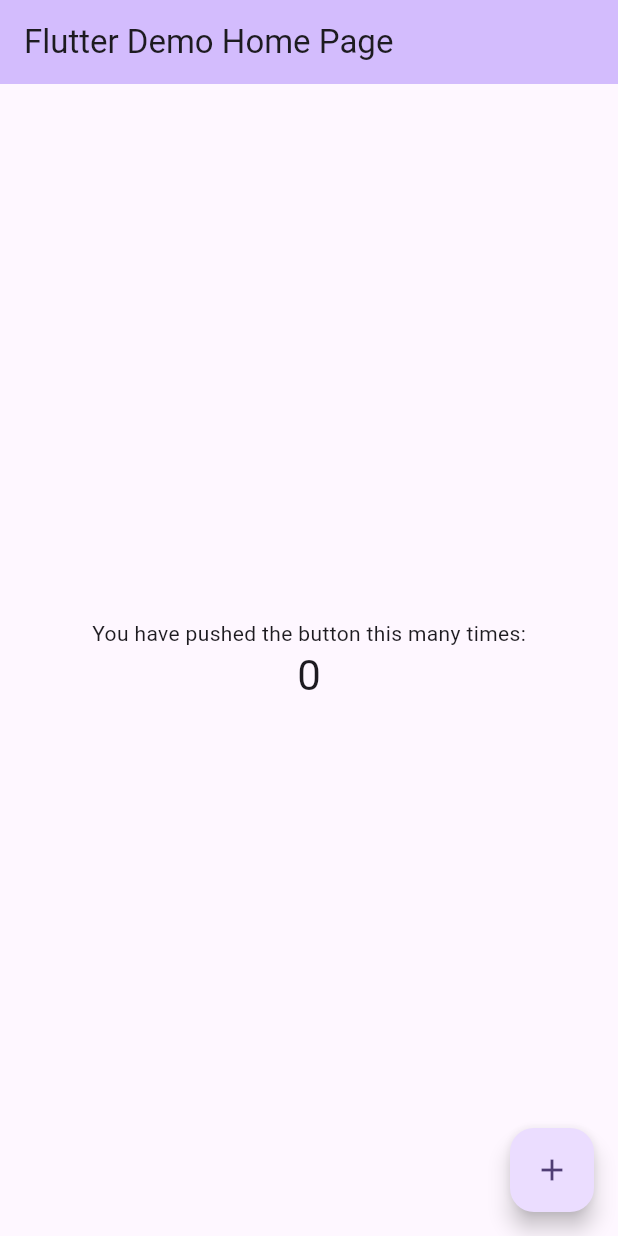
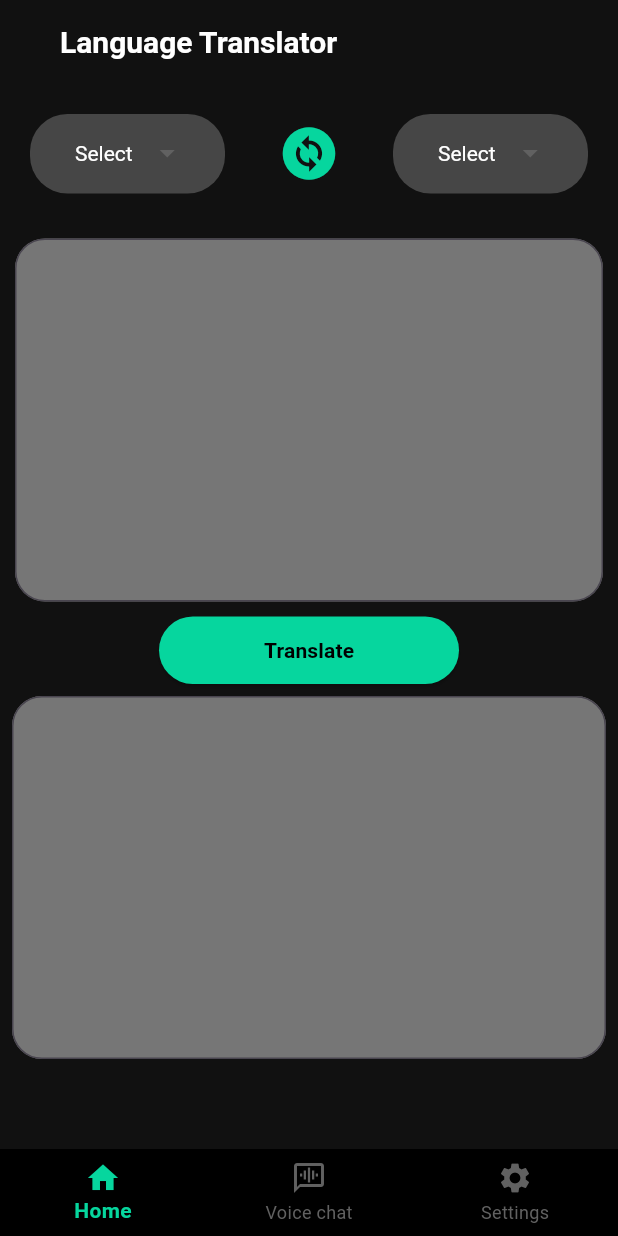
Before and after one commit to Yuvraj-Lolage/flutter_language_translator, a Flutter app: the screen it shows after launch, on a phone screen of 412 x 824 dp. Run offline on Flutter 3.47's test engine with Material 3 defaults, Android fonts, the phone set to English and light mode, and no system bars; missing offline and left inert: language_code, translator.

Commit message:
text translation functionality

```diff
--- a/analysis_options.yaml
+++ b/analysis_options.yaml
@@ -7,6 +7,9 @@
 
 # The following line activates a set of recommended lints for Flutter apps,
 # packages, and plugins designed to encourage good coding practices.
+analyzer:
+  errors:
+    prefer_const_constructors: ignore ignore
 include: package:flutter_lints/flutter.yaml
 
 linter:
--- a/lib/main.dart
+++ b/lib/main.dart
@@ -1,125 +1,14 @@
+// ignore_for_file: prefer_const_constructors, prefer_const_literals_to_create_immutables
 import 'package:flutter/material.dart';
+import 'package:flutter_language_translator/pages/home.dart';
+import 'package:flutter_language_translator/themes/theme.dart';
 
 void main() {
-  runApp(const MyApp());
+  runApp(MaterialApp(
+    theme: darkTheme,
+    initialRoute: '/home',
+    routes: {
+      '/home': (contex) => Home(),
+    },
+  ));
 }
-
-class MyApp extends StatelessWidget {
-  const MyApp({super.key});
-
-  // This widget is the root of your application.
-  @override
-  Widget build(BuildContext context) {
-    return MaterialApp(
-      title: 'Flutter Demo',
-      theme: ThemeData(
-        // This is the theme of your application.
-        //
-        // TRY THIS: Try running your application with "flutter run". You'll see
-        // the application has a purple toolbar. Then, without quitting the app,
-        // try changing the seedColor in the colorScheme below to Colors.green
-        // and then invoke "hot reload" (save your changes or press the "hot
-        // reload" button in a Flutter-supported IDE, or press "r" if you used
-        // the command line to start the app).
-        //
-        // Notice that the counter didn't reset back to zero; the application
-        // state is not lost during the reload. To reset the state, use hot
-        // restart instead.
-        //
-        // This works for code too, not just values: Most code changes can be
-        // tested with just a hot reload.
-        colorScheme: ColorScheme.fromSeed(seedColor: Colors.deepPurple),
-        useMaterial3: true,
-      ),
-      home: const MyHomePage(title: 'Flutter Demo Home Page'),
-    );
-  }
-}
-
-class MyHomePage extends StatefulWidget {
-  const MyHomePage({super.key, required this.title});
-
-  // This widget is the home page of your application. It is stateful, meaning
-  // that it has a State object (defined below) that contains fields that affect
-  // how it looks.
-
-  // This class is the configuration for the state. It holds the values (in this
-  // case the title) provided by the parent (in this case the App widget) and
-  // used by the build method of the State. Fields in a Widget subclass are
-  // always marked "final".
-
-  final String title;
-
-  @override
-  State<MyHomePage> createState() => _MyHomePageState();
-}
-
-class _MyHomePageState extends State<MyHomePage> {
-  int _counter = 0;
-
-  void _incrementCounter() {
-    setState(() {
-      // This call to setState tells the Flutter framework that something has
-      // changed in this State, which causes it to rerun the build method below
-      // so that the display can reflect the updated values. If we changed
-      // _counter without calling setState(), then the build method would not be
-      // called again, and so nothing would appear to happen.
-      _counter++;
-    });
-  }
-
-  @override
-  Widget build(BuildContext context) {
-    // This method is rerun every time setState is called, for instance as done
-    // by the _incrementCounter method above.
-    //
-    // The Flutter framework has been optimized to make rerunning build methods
-    // fast, so that you can just rebuild anything that needs updating rather
-    // than having to individually change instances of widgets.
-    return Scaffold(
-      appBar: AppBar(
-        // TRY THIS: Try changing the color here to a specific color (to
-        // Colors.amber, perhaps?) and trigger a hot reload to see the AppBar
-        // change color while the other colors stay the same.
-        backgroundColor: Theme.of(context).colorScheme.inversePrimary,
-        // Here we take the value from the MyHomePage object that was created by
-        // the App.build method, and use it to set our appbar title.
-        title: Text(widget.title),
-      ),
-      body: Center(
-        // Center is a layout widget. It takes a single child and positions it
-        // in the middle of the parent.
-        child: Column(
-          // Column is also a layout widget. It takes a list of children and
-          // arranges them vertically. By default, it sizes itself to fit its
-          // children horizontally, and tries to be as tall as its parent.
-          //
-          // Column has various properties to control how it sizes itself and
-          // how it positions its children. Here we use mainAxisAlignment to
-          // center the children vertically; the main axis here is the vertical
-          // axis because Columns are vertical (the cross axis would be
-          // horizontal).
-          //
-          // TRY THIS: Invoke "debug painting" (choose the "Toggle Debug Paint"
-          // action in the IDE, or press "p" in the console), to see the
-          // wireframe for each widget.
-          mainAxisAlignment: MainAxisAlignment.center,
-          children: <Widget>[
-            const Text(
-              'You have pushed the button this many times:',
-            ),
-            Text(
-              '$_counter',
-              style: Theme.of(context).textTheme.headlineMedium,
-            ),
-          ],
-        ),
-      ),
-      floatingActionButton: FloatingActionButton(
-        onPressed: _incrementCounter,
-        tooltip: 'Increment',
-        child: const Icon(Icons.add),
-      ), // This trailing comma makes auto-formatting nicer for build methods.
-    );
-  }
-}
--- /dev/null
+++ b/lib/pages/home.dart
@@ -0,0 +1,261 @@
+// ignore_for_file: prefer_const_constructors, prefer_const_literals_to_create_immutables, non_constant_identifier_names
+
+import 'dart:developer';
+
+import 'package:flutter/material.dart';
+import 'package:language_code/language_code.dart';
+import 'package:translator/translator.dart';
+
+class Home extends StatefulWidget {
+  const Home({super.key});
+
+  @override
+  State<Home> createState() => _HomeState();
+}
+
+class _HomeState extends State<Home> {
+  String? from_lang_code;
+  String? to_lang_code;
+  String? source_text;
+  String? translatedText;
+  TextEditingController inputTextcontroller = TextEditingController();
+  TextEditingController ouputTextcontroller = TextEditingController();
+  List<String> language_list = ['English', 'German', 'Russian'];
+
+  bool isLoading = false;
+  void translatelanguage(String? from, String? to) async {
+    var translator = GoogleTranslator();
+    // print(
+    //     'from ${fromLangCode.first.toString().split('.')[1]}  to ${toLangCode.first.toString().split('.')[1]}');
+
+    try {
+      if (from == null || to == null) {
+        throw Exception('Select Source and Destination language');
+      }
+
+      var srcText = inputTextcontroller.text.trim();
+      if (srcText == '') {
+        throw Exception('Source Text is manadatory..!');
+      }
+      setState(() {
+        isLoading = true; // Start loading spinner
+      });
+
+      var fromLangCode = LanguageCodes.fromEnglishName(from);
+      var toLangCode = LanguageCodes.fromEnglishName(to);
+      var translation = await translator.translate(srcText,
+          from: fromLangCode.first.toString().split('.')[1],
+          to: toLangCode.first.toString().split('.')[1]);
+
+      setState(() {
+        translatedText = translation.text.toString();
+        ouputTextcontroller.text = translatedText.toString();
+        isLoading = false;
+      });
+    } catch (e) {
+      log(e.toString());
+    }
+  }
+
+  void viceVersaTranslation() {
+    String? temp = from_lang_code;
+    setState(() {
+      from_lang_code = to_lang_code;
+      to_lang_code = temp;
+      temp = ouputTextcontroller.text;
+      ouputTextcontroller.text = inputTextcontroller.text;
+      inputTextcontroller.text = temp!;
+    });
+  }
+
+  @override
+  Widget build(BuildContext context) {
+    return Scaffold(
+      appBar: AppBar(
+        title: Text(
+          'Language Translator',
+          style: TextStyle(color: Colors.white),
+        ),
+      ),
+      body: Stack(
+        children: [
+          SingleChildScrollView(
+            child: Center(
+              child: Column(
+                children: [
+                  Row(
+                    mainAxisAlignment: MainAxisAlignment.spaceBetween,
+                    children: [
+                      Container(
+                        padding: EdgeInsets.fromLTRB(30, 2, 0, 0),
+                        width: 130,
+                        height: 53,
+                        decoration: BoxDecoration(
+                          color: const Color.fromARGB(255, 70, 70, 70),
+                          borderRadius: BorderRadius.circular(25),
+                        ),
+                        margin: EdgeInsets.all(20),
+                        child: DropdownButton(
+                          underline: SizedBox(),
+                          style: TextStyle(color: Colors.white),
+                          value: from_lang_code,
+                          hint: Text('Select',
+                              style: TextStyle(color: Colors.white)),
+                          menuWidth: 120,
+                          items: language_list.map((String language) {
+                            return DropdownMenuItem<String>(
+                              value: language,
+                              child: Text(language,
+                                  style: TextStyle(color: Colors.black)),
+                            );
+                          }).toList(),
+                          onChanged: (String? lang) {
+                            setState(() {
+                              from_lang_code = lang;
+                            });
+                          },
+                        ),
+                      ),
+                      GestureDetector(
+                        onTap: () {
+                          viceVersaTranslation();
+                        },
+                        child: SizedBox(
+                          width: 42,
+                          height: 42,
+                          child: Icon(
+                            Icons.change_circle,
+                            size: 42,
+                            color: Color.fromRGBO(6, 214, 158, 1),
+                          ),
+                        ),
+                      ),
+                      Container(
+                        padding: EdgeInsets.fromLTRB(30, 2, 0, 0),
+                        width: 130,
+                        height: 53,
+                        decoration: BoxDecoration(
+                          color: const Color.fromARGB(255, 70, 70, 70),
+                          borderRadius: BorderRadius.circular(25),
+                        ),
+                        margin: EdgeInsets.all(20),
+                        child: DropdownButton(
+                          underline: SizedBox(),
+                          value: to_lang_code,
+                          style: TextStyle(color: Colors.white),
+                          hint: Text(
+                            'Select',
+                            style: TextStyle(color: Colors.white),
+                          ),
+                          menuWidth: 120,
+                          items: language_list.map((String language) {
+                            return DropdownMenuItem<String>(
+                              value: language,
+                              child: Text(language,
+                                  style: TextStyle(color: Colors.black)),
+                            );
+                          }).toList(),
+                          onChanged: (String? lang) {
+                            setState(() {
+                              to_lang_code = lang;
+                            });
+                          },
+                        ),
+                      ),
+                    ],
+                  ),
+                  Padding(
+                    padding: const EdgeInsets.all(10.0),
+                    child: TextField(
+                      onSubmitted: (_) {
+                        FocusScope.of(context).unfocus();
+                        translatelanguage(from_lang_code, to_lang_code);
+                      },
+                      controller: inputTextcontroller,
+                      maxLines: 7,
+                      style: TextStyle(color: Colors.white, fontSize: 20),
+                      cursorColor: Colors.white,
+                      decoration: InputDecoration(
+                        focusedBorder: OutlineInputBorder(
+                          borderSide: BorderSide(
+                            color: Colors.white54,
+                            width: 2,
+                          ),
+                          borderRadius: BorderRadius.circular(20),
+                        ),
+                        filled: true,
+                        fillColor: const Color.fromARGB(255, 118, 118, 118),
+                        border: OutlineInputBorder(
+                          borderRadius: BorderRadius.circular(20),
+                        ),
+                      ),
+                    ),
+                  ),
+                  SizedBox(
+                    width: 200,
+                    height: 45,
+                    child: ElevatedButton(
+                      onPressed: () {
+                        translatelanguage(from_lang_code, to_lang_code);
+                      },
+                      style: ElevatedButton.styleFrom(
+                        backgroundColor: Color.fromRGBO(6, 214, 158, 1),
+                      ),
+                      child: Text(
+                        'Translate',
+                        style: TextStyle(
+                          color: Colors.black,
+                          fontWeight: FontWeight.bold,
+                        ),
+                      ),
+                    ),
+                  ),
+                  Padding(
+                    padding: const EdgeInsets.all(8.0),
+                    child: TextField(
+                      controller: ouputTextcontroller,
+                      maxLines: 7,
+                      style: TextStyle(color: Colors.white, fontSize: 20),
+                      cursorColor: Colors.white,
+                      decoration: InputDecoration(
+                        focusedBorder: OutlineInputBorder(
+                          borderSide: BorderSide(
+                            color: Colors.white54,
+                            width: 2,
+                          ),
+                          borderRadius: BorderRadius.circular(20),
+                        ),
+                        filled: true,
+                        fillColor: const Color.fromARGB(255, 118, 118, 118),
+                        border: OutlineInputBorder(
+                          borderRadius: BorderRadius.circular(20),
+                        ),
+                      ),
+                    ),
+                  ),
+                ],
+              ),
+            ),
+          ),
+          if (isLoading) // Show loading spinner
+            Positioned.fill(
+              child: Container(
+                color: Colors.black54, // A semi-transparent background
+                child: Center(
+                  child: CircularProgressIndicator(
+                    color: Color.fromRGBO(6, 214, 158, 1),
+                  ),
+                ),
+              ),
+            ),
+        ],
+      ),
+      bottomNavigationBar: BottomNavigationBar(items: [
+        BottomNavigationBarItem(icon: Icon(Icons.home), label: 'Home'),
+        BottomNavigationBarItem(
+            icon: Icon(Icons.voice_chat), label: 'Voice chat'),
+        BottomNavigationBarItem(icon: Icon(Icons.settings), label: 'Settings'),
+      ]),
+    );
+  }
+}
--- a/pubspec.yaml
+++ b/pubspec.yaml
@@ -35,6 +35,8 @@ dependencies:
   # The following adds the Cupertino Icons font to your application.
   # Use with the CupertinoIcons class for iOS style icons.
   cupertino_icons: ^1.0.8
+  translator: ^1.0.0
+  language_code: ^0.5.3+2
 
 dev_dependencies:
   flutter_test:
```
Also changed, not shown: lib/pages/splash_screen.dart (added, +17 -0 lines), lib/themes/theme.dart (added, +24 -0 lines), pubspec.lock, 2 other files.
